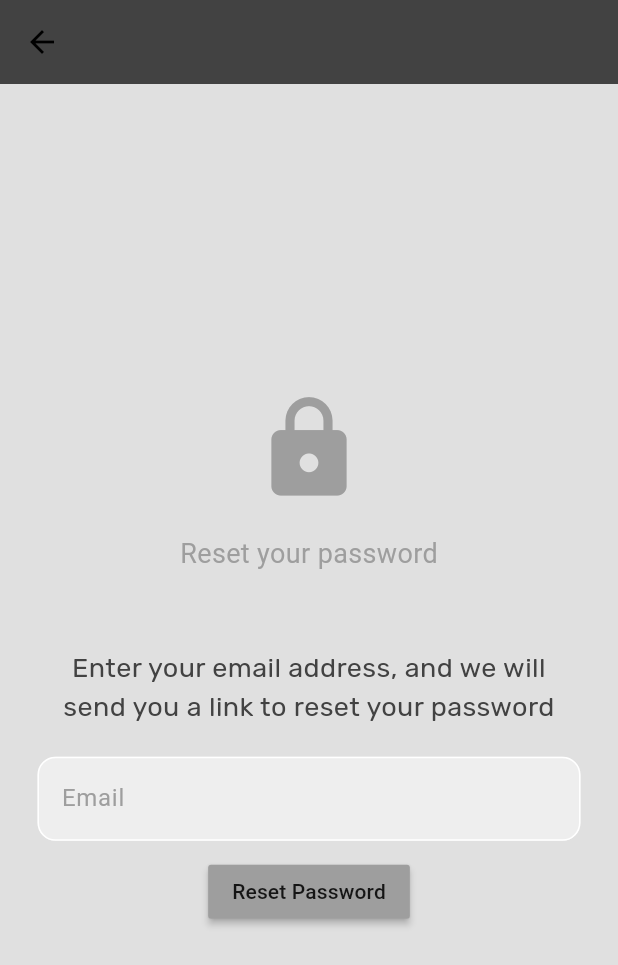
After one commit to Schlegelk/mobile_programming, a Flutter app: the screen it shows after launch, after a tap on "Forgot Password?", on a phone screen of 412 x 824 dp. The commit adds this screen. Shown: the top 965 px of the screen. Run offline on Flutter 3.47's test engine with Material 3 defaults, Android fonts, the phone set to English and light mode, and no system bars; our stand-ins replace cloud_firestore, firebase_auth, firebase_core, google_fonts; accounts and stored records are empty; Roboto replaces fonts that are missing (Kanit).

Commit message:
535230202 abigail

```diff
--- /dev/null
+++ b/lib/pages/forgot_pw_page.dart
@@ -0,0 +1,125 @@
+import 'package:firebase_auth/firebase_auth.dart';
+import 'package:flutter/material.dart';
+import 'package:google_fonts/google_fonts.dart';
+
+/*
+Page untuk forgot password
+*/
+
+class ForgotPasswordPage extends StatefulWidget {
+  const ForgotPasswordPage({super.key});
+
+  @override
+  State<ForgotPasswordPage> createState() => _ForgotPasswordPageState();
+}
+
+class _ForgotPasswordPageState extends State<ForgotPasswordPage> {
+  final _emailController = TextEditingController();
+
+  @override
+  void dispose() {
+    _emailController.dispose();
+    super.dispose();
+  }
+
+  Future passwordReset() async {
+    try {
+      await FirebaseAuth.instance
+          .sendPasswordResetEmail(email: _emailController.text.trim());
+      showDialog(
+        context: context,
+        builder: (context) {
+          return AlertDialog(
+            content: Text('Password reset link sent! Check your email'),
+          );
+        },
+      );
+    } on FirebaseAuthException catch (e) {
+      print(e);
+      showDialog(
+        context: context,
+        builder: (context) {
+          return AlertDialog(
+            content: Text(e.message.toString()),
+          );
+        },
+      );
+    }
+  }
+
+  @override
+  Widget build(BuildContext context) {
+    return Scaffold(
+      appBar: AppBar(
+        backgroundColor: Colors.grey[800],
+        elevation: 0,
+      ),
+      body: Column(
+        mainAxisAlignment: MainAxisAlignment.center,
+        children: [
+          // Icon / Logo
+          Icon(
+            Icons.lock,
+            size: 75,
+            color: Theme.of(context).colorScheme.primary,
+          ),
+          const SizedBox(height: 20),
+          Text(
+            "Reset your password",
+            style: GoogleFonts.kanit(
+              color: Theme.of(context).colorScheme.primary,
+              fontSize: 18,
+            ),
+          ),
+          const SizedBox(height: 50),
+          Padding(
+            padding: const EdgeInsets.symmetric(horizontal: 25.0),
+            child: Text(
+              'Enter your email address, and we will send you a link to reset your password',
+              textAlign: TextAlign.center,
+              style: GoogleFonts.rubik(
+                color: Colors.grey[800],
+                fontSize: 18,
+              ),
+            ),
+          ),
+
+          const SizedBox(height: 20),
+
+          // Email textfield
+          Padding(
+            padding: const EdgeInsets.symmetric(horizontal: 25.0),
+            child: TextField(
+              controller: _emailController,
+              decoration: InputDecoration(
+                enabledBorder: OutlineInputBorder(
+                  borderSide:
+                      BorderSide(color: Theme.of(context).colorScheme.tertiary),
+                  borderRadius: BorderRadius.circular(12),
+                ),
+                focusedBorder: OutlineInputBorder(
+                  borderSide:
+                      BorderSide(color: Theme.of(context).colorScheme.primary),
+                  borderRadius: BorderRadius.circular(12),
+                ),
+                hintText: 'Email',
+                hintStyle:
+                    TextStyle(color: Theme.of(context).colorScheme.primary),
+                fillColor: Theme.of(context).colorScheme.secondary,
+                filled: true,
+              ),
+            ),
+          ),
+
+          const SizedBox(height: 10),
+
+          MaterialButton(
+            onPressed: passwordReset,
+            child: Text('Reset Password'),
+            color: Theme.of(context).colorScheme.primary,
+          ),
+        ],
+      ),
+    );
+  }
+}
--- a/lib/pages/login_page.dart
+++ b/lib/pages/login_page.dart
@@ -4,6 +4,7 @@ import 'package:social_media/components/my_loading_circle.dart';
 import 'package:social_media/components/my_text_field.dart';
 import 'package:social_media/services/auth/auth_service.dart';
 import 'package:google_fonts/google_fonts.dart';
+import 'forgot_pw_page.dart';
 
 /*
 Login page
@@ -130,11 +131,23 @@ class _LoginPageState extends State<LoginPage> {
                   // forgot password
                   Align(
                     alignment: Alignment.centerRight,
-                    child: Text(
-                      "Forgot Password?",
-                      style: TextStyle(
-                        color: Theme.of(context).colorScheme.primary,
-                        fontWeight: FontWeight.bold,
+                    child: GestureDetector(
+                      onTap: () {
+                        Navigator.push(
+                          context,
+                          MaterialPageRoute(
+                            builder: (context) {
+                              return ForgotPasswordPage();
+                            },
+                          ),
+                        );
+                      },
+                      child: Text(
+                        "Forgot Password?",
+                        style: TextStyle(
+                          color: Theme.of(context).colorScheme.primary,
+                          fontWeight: FontWeight.bold,
+                        ),
                       ),
                     ),
                   ),
```
